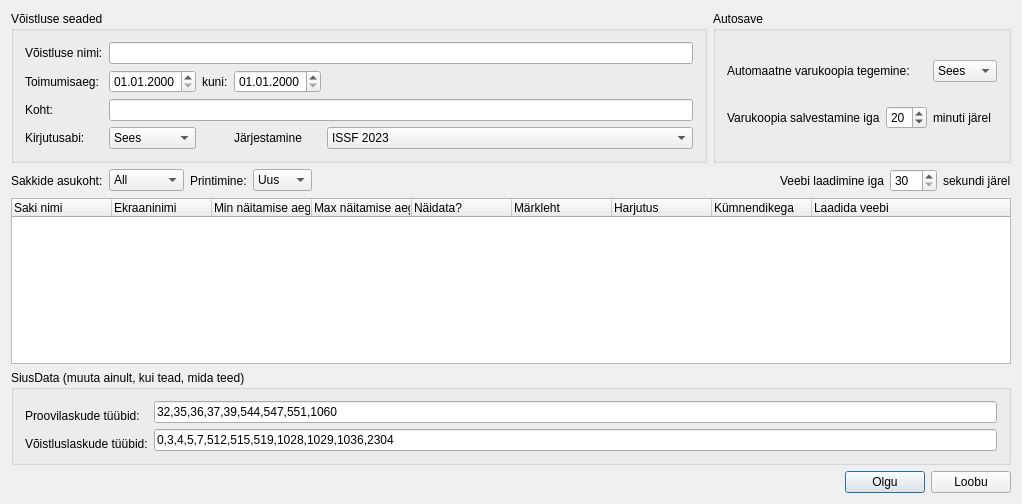
This is protokollitaja/protokollitaja/seadedkast.ui in ymeramees/protokollitaja as Qt 5 draws it before an edit. The edited form follows.
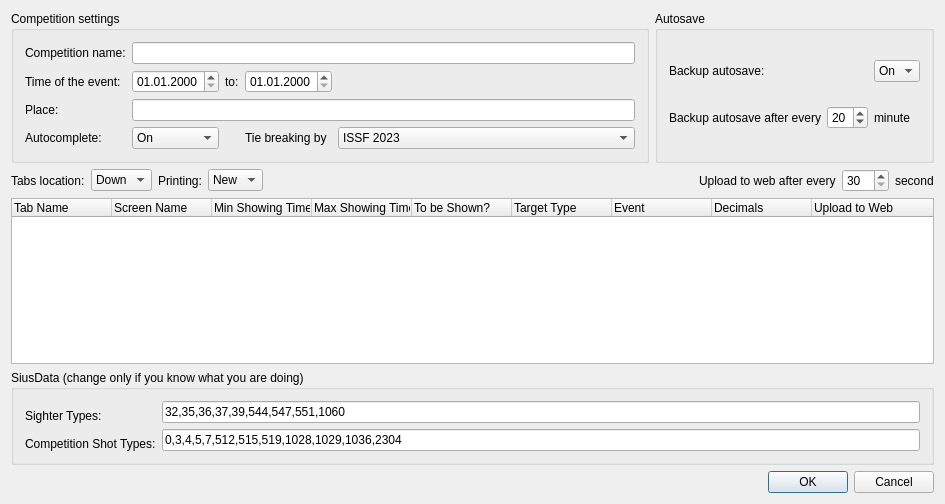
This is the edited form.

What changed in the file:
```diff
--- a/protokollitaja/protokollitaja/seadedkast.ui
+++ b/protokollitaja/protokollitaja/seadedkast.ui
@@ -11,7 +11,7 @@
    </rect>
   </property>
   <property name="windowTitle">
-   <string>SeadedKast</string>
+   <string>Settings</string>
   </property>
   <layout class="QVBoxLayout" name="verticalLayout">
    <item>
@@ -19,7 +19,7 @@
      <item>
       <widget class="QGroupBox" name="voistluseGrupp">
        <property name="title">
-        <string>Võistluse seaded</string>
+        <string>Competition settings</string>
        </property>
        <layout class="QGridLayout" name="gridLayout">
         <item row="3" column="2">
@@ -38,7 +38,7 @@
         <item row="3" column="0">
          <widget class="QLabel" name="label_2">
           <property name="text">
-           <string>Kirjutusabi:</string>
+           <string>Autocomplete:</string>
           </property>
          </widget>
         </item>
@@ -51,12 +51,12 @@
           </item>
           <item>
            <property name="text">
-            <string>Sisekümned-&gt;seeriad-&gt;täisarvudega lasud-&gt;komadega lasud</string>
+            <string>Inner tens-&gt;series-&gt;full-ring shots-&gt;decimal shots</string>
            </property>
           </item>
           <item>
            <property name="text">
-            <string>Seeriad-&gt;komakohtadega lasud</string>
+            <string>Series-&gt;decimal shots</string>
            </property>
           </item>
          </widget>
@@ -64,7 +64,7 @@
         <item row="1" column="2">
          <widget class="QLabel" name="label_13">
           <property name="text">
-           <string>kuni:</string>
+           <string>to:</string>
           </property>
          </widget>
         </item>
@@ -77,28 +77,28 @@
         <item row="1" column="0">
          <widget class="QLabel" name="label_12">
           <property name="text">
-           <string>Toimumisaeg:</string>
+           <string>Time of the event:</string>
           </property>
          </widget>
         </item>
         <item row="2" column="0">
          <widget class="QLabel" name="label_7">
           <property name="text">
-           <string>Koht:</string>
+           <string>Place:</string>
           </property>
          </widget>
         </item>
         <item row="0" column="0">
          <widget class="QLabel" name="label">
           <property name="text">
-           <string>Võistluse nimi:</string>
+           <string>Competition name:</string>
           </property>
          </widget>
         </item>
         <item row="3" column="3">
          <widget class="QLabel" name="label_8">
           <property name="text">
-           <string>Järjestamine</string>
+           <string>Tie breaking by</string>
           </property>
          </widget>
         </item>
@@ -109,12 +109,12 @@
           </property>
           <item>
            <property name="text">
-            <string>Väljas</string>
+            <string>Off</string>
            </property>
           </item>
           <item>
            <property name="text">
-            <string>Sees</string>
+            <string>On</string>
            </property>
           </item>
          </widget>
@@ -166,21 +166,21 @@
         <item row="1" column="0">
          <widget class="QLabel" name="label_4">
           <property name="text">
-           <string>Varukoopia salvestamine iga</string>
+           <string>Backup autosave after every</string>
           </property>
          </widget>
         </item>
         <item row="1" column="2">
          <widget class="QLabel" name="label_5">
           <property name="text">
-           <string>minuti järel</string>
+           <string>minute</string>
           </property>
          </widget>
         </item>
         <item row="0" column="0" colspan="2">
          <widget class="QLabel" name="label_3">
           <property name="text">
-           <string>Automaatne varukoopia tegemine:</string>
+           <string>Backup autosave:</string>
           </property>
          </widget>
         </item>
@@ -191,12 +191,12 @@
           </property>
           <item>
            <property name="text">
-            <string>Väljas</string>
+            <string>Off</string>
            </property>
           </item>
           <item>
            <property name="text">
-            <string>Sees</string>
+            <string>On</string>
            </property>
           </item>
          </widget>
@@ -211,7 +211,7 @@
      <item>
       <widget class="QLabel" name="label_6">
        <property name="text">
-        <string>Sakkide asukoht:</string>
+        <string>Tabs location:</string>
        </property>
       </widget>
      </item>
@@ -222,22 +222,22 @@
        </property>
        <item>
         <property name="text">
-         <string>Üleval</string>
+         <string>Up</string>
         </property>
        </item>
        <item>
         <property name="text">
-         <string>All</string>
+         <string>Down</string>
         </property>
        </item>
        <item>
         <property name="text">
-         <string>Vasakul</string>
+         <string>Left</string>
         </property>
        </item>
        <item>
         <property name="text">
-         <string>Paremal</string>
+         <string>Right</string>
         </property>
        </item>
       </widget>
@@ -245,7 +245,7 @@
      <item>
       <widget class="QLabel" name="label_9">
        <property name="text">
-        <string>Printimine:</string>
+        <string>Printing:</string>
        </property>
       </widget>
      </item>
@@ -253,12 +253,12 @@
       <widget class="QComboBox" name="prindiBox">
        <item>
         <property name="text">
-         <string>Uus</string>
+         <string>New</string>
         </property>
        </item>
        <item>
         <property name="text">
-         <string>Vana</string>
+         <string>Old</string>
         </property>
        </item>
       </widget>
@@ -279,7 +279,7 @@
      <item>
       <widget class="QLabel" name="label_10">
        <property name="text">
-        <string>Veebi laadimine iga</string>
+        <string>Upload to web after every</string>
        </property>
       </widget>
      </item>
@@ -299,7 +299,7 @@
      <item>
       <widget class="QLabel" name="label_11">
        <property name="text">
-        <string>sekundi järel</string>
+        <string>second</string>
        </property>
       </widget>
      </item>
@@ -309,47 +309,47 @@
     <widget class="QTreeWidget" name="sakid">
      <column>
       <property name="text">
-       <string>Saki nimi</string>
+       <string>Tab Name</string>
       </property>
      </column>
      <column>
       <property name="text">
-       <string>Ekraaninimi</string>
+       <string>Screen Name</string>
       </property>
      </column>
      <column>
       <property name="text">
-       <string>Min näitamise aeg</string>
+       <string>Min Showing Time</string>
       </property>
      </column>
      <column>
       <property name="text">
-       <string>Max näitamise aeg</string>
+       <string>Max Showing Time</string>
       </property>
      </column>
      <column>
       <property name="text">
-       <string>Näidata?</string>
+       <string>To be Shown?</string>
       </property>
      </column>
      <column>
       <property name="text">
-       <string>Märkleht</string>
+       <string>Target Type</string>
       </property>
      </column>
      <column>
       <property name="text">
-       <string>Harjutus</string>
+       <string>Event</string>
       </property>
      </column>
      <column>
       <property name="text">
-       <string>Kümnendikega</string>
+       <string>Decimals</string>
       </property>
      </column>
      <column>
       <property name="text">
-       <string>Laadida veebi</string>
+       <string>Upload to Web</string>
       </property>
      </column>
     </widget>
@@ -357,13 +357,13 @@
    <item>
     <widget class="QGroupBox" name="siusGroup">
      <property name="title">
-      <string>SiusData (muuta ainult, kui tead, mida teed)</string>
+      <string>SiusData (change only if you know what you are doing)</string>
      </property>
      <layout class="QGridLayout" name="gridLayout_3">
       <item row="0" column="0" rowspan="2">
        <widget class="QLabel" name="sighterTypesLabel">
         <property name="text">
-         <string>Proovilaskude tüübid:</string>
+         <string>Sighter Types:</string>
         </property>
        </widget>
       </item>
@@ -384,7 +384,7 @@
       <item row="2" column="0">
        <widget class="QLabel" name="competitionTypesLabel">
         <property name="text">
-         <string>Võistluslaskude tüübid:</string>
+         <string>Competition Shot Types:</string>
         </property>
        </widget>
       </item>
@@ -409,14 +409,14 @@
      <item>
       <widget class="QPushButton" name="okNupp">
        <property name="text">
-        <string>Olgu</string>
+        <string>OK</string>
        </property>
       </widget>
      </item>
      <item>
       <widget class="QPushButton" name="loobuNupp">
        <property name="text">
-        <string>Loobu</string>
+        <string>Cancel</string>
        </property>
       </widget>
      </item>
```
